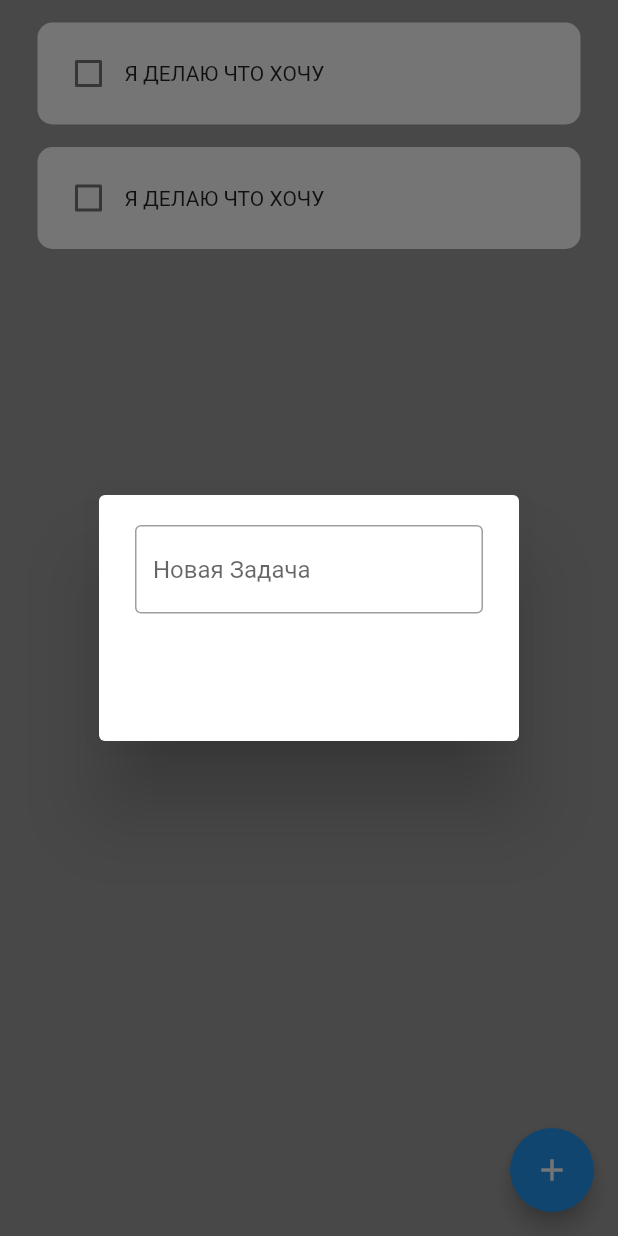
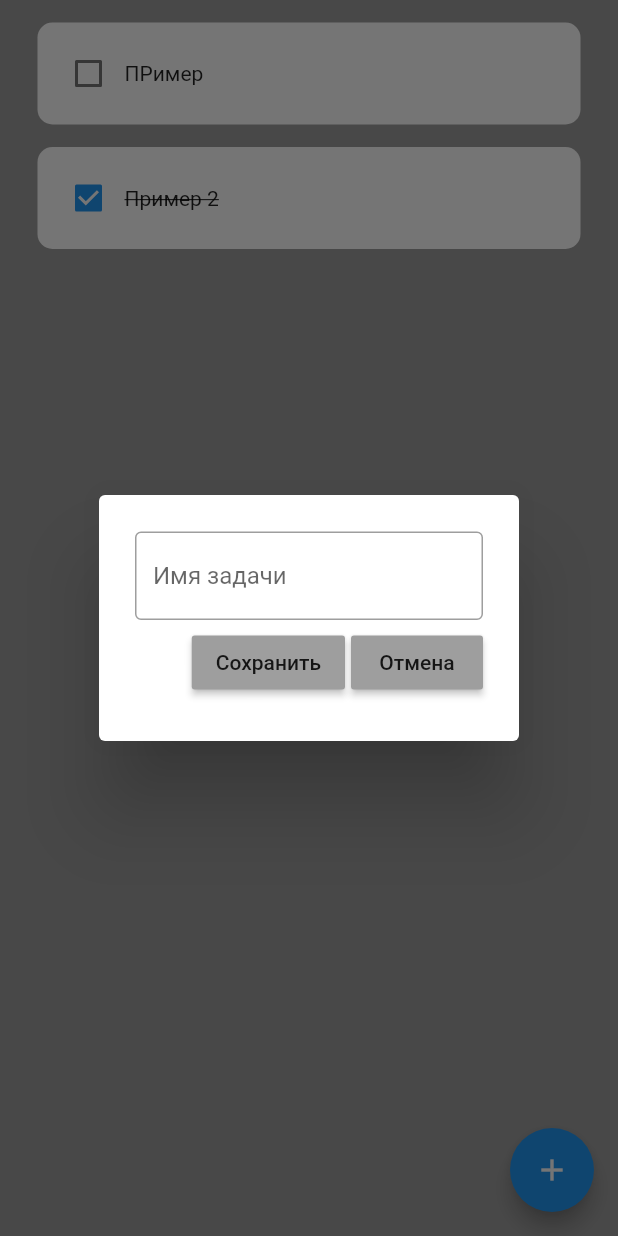
Before and after one commit to GrifkaTop/todo_list, a Flutter app: the screen it shows after launch, after a tap on the "add" icon, on a phone screen of 412 x 824 dp. Run offline on Flutter 3.47's test engine with Material 2 defaults, Android fonts, the phone set to English and light mode, and no system bars; drawn by our look-alikes of flutter_slidable; our stand-ins replace hive, hive_flutter; accounts and stored records are empty.

Commit message:
Сделанно добавление, удаление, и база данных.

```diff
--- a/lib/main.dart
+++ b/lib/main.dart
@@ -1,8 +1,13 @@
 import 'package:flutter/material.dart';
-import 'package:todo_list/src/feature/home_page.dart';
+import 'package:hive_flutter/hive_flutter.dart';
+import 'package:todoflutter/src/pages/home_page.dart';
 
 
-void main() {
+void main() async {
+  await Hive.initFlutter();
+  // база данных
+  var box = await Hive.openBox('mybox');
+
   runApp(const MyApp());
 }
 
--- /dev/null
+++ b/lib/src/data/database.dart
@@ -0,0 +1,22 @@
+import 'package:hive/hive.dart';
+
+class ToDoDataBase{
+  List toDoList = [];
+  final _myBox = Hive.box('mybox');
+
+  // при первом запуске токо выполняется
+  void createInitialData(){
+    toDoList = [
+      ["ПРимер", false],
+      ["Пример 2", true],
+    ];
+  }
+
+  void loadData(){
+    toDoList = _myBox.get("TODOLIST");
+  }
+
+  void updateDataBase(){
+    _myBox.put("TODOLIST", toDoList);
+  }
+}
--- a/lib/src/feature/dialog_box.dart
+++ b/lib/src/feature/dialog_box.dart
@@ -1,7 +1,17 @@
 import 'package:flutter/material.dart';
 
+import 'my_button.dart';
+
 class DialogBox extends StatelessWidget {
-  const DialogBox({super.key});
+  final controller;
+  VoidCallback onSave;
+  VoidCallback onCancel;
+
+  DialogBox(
+      {required super.key,
+      required this.controller,
+      required this.onCancel,
+      required this.onSave});
 
   @override
   Widget build(BuildContext context) {
@@ -9,12 +19,27 @@ class DialogBox extends StatelessWidget {
       backgroundColor: Colors.white,
       content: Container(
           height: 120,
-          child: Column(children: [
-            TextField(
-              decoration: InputDecoration(
-                  border: OutlineInputBorder(), hintText: "Новая Задача"),
-            ),
-          ])),
+          child: Column(
+              mainAxisAlignment: MainAxisAlignment.spaceEvenly,
+              children: [
+                TextField(
+                  controller: controller,
+                  decoration: const InputDecoration(
+                      border: OutlineInputBorder(), hintText: "Имя задачи"),
+                ),
+                Row(
+                  mainAxisAlignment: MainAxisAlignment.end,
+                  children: [
+                    //кнопка сохранить
+                    MyButton(text: "Сохранить", onPressed: onSave),
+                    const SizedBox(
+                      width: 4,
+                    ),
+                    //копнка отмена
+                    MyButton(text: "Отмена", onPressed: onCancel),
+                  ],
+                )
+              ])),
     );
   }
 }
--- a/lib/src/feature/home_page.dart
+++ /dev/null
@@ -1,60 +0,0 @@
-import 'package:flutter/cupertino.dart';
-import 'package:flutter/material.dart';
-import 'package:flutter/cupertino.dart';
-import 'package:todo_list/src/feature/todo_title.dart';
-
-import 'dialog_box.dart';
-
-class HomePage extends StatefulWidget {
-  const HomePage({super.key});
-
-  @override
-  State<HomePage> createState() => _HomePageState();
-}
-
-class _HomePageState extends State<HomePage> {
-  //список задач
-  List toDoList = [
-    ["Я ДЕЛАЮ ЧТО ХОЧУ", false],
-    ["Я ДЕЛАЮ ЧТО ХОЧУ", false],
-  ];
-
-  //смотрим изменения выполнения задачи (тупо галочка)
-  void checkBoxChanged(bool? value, int index) {
-    setState(() {
-      toDoList[index][1] = !toDoList[index][1];
-    });
-  }
-
-  //Создание новой задчи
-  void createNewTask(){
-    showDialog(
-      context: context,
-      builder: (context) {
-        return DialogBox();
-      }
-    );
-  }
-  @override
-  Widget build(BuildContext context) {
-    return Scaffold(
-        //appBar  потом тут сделать
-        backgroundColor: Colors.grey,
-        //кнопка добавление задач
-        floatingActionButton: FloatingActionButton(
-          onPressed: createNewTask,
-          child: Icon(Icons.add),
-        ),
-        //Задачи
-        body: ListView.builder(
-          itemCount: toDoList.length,
-          itemBuilder: (context, index) {
-            return ToDoTile(
-              taskName: toDoList[index][0],
-              taskCompleted: toDoList[index][1],
-              onChanged: (value) => checkBoxChanged(value, index)
-            );
-          },
-        ));
-  }
-}
--- /dev/null
+++ b/lib/src/feature/my_button.dart
@@ -0,0 +1,17 @@
+import 'package:flutter/material.dart';
+
+class MyButton extends StatelessWidget {
+  final String text;
+  VoidCallback onPressed;
+
+  MyButton({super.key, required this.text, required this.onPressed});
+
+  @override
+  Widget build(BuildContext context) {
+    return MaterialButton(
+      onPressed: onPressed,
+      child: Text(text),
+      color: Colors.grey,
+    );
+  }
+}
--- a/lib/src/feature/todo_title.dart
+++ b/lib/src/feature/todo_title.dart
@@ -1,30 +1,50 @@
 import 'package:flutter/material.dart';
+import 'package:flutter_slidable/flutter_slidable.dart';
 
 class ToDoTile extends StatelessWidget {
   final String taskName;
   final bool taskCompleted;
   Function(bool?)? onChanged;
+  Function(BuildContext)? deleteFunction;
 
   ToDoTile({
     super.key,
     required this.taskName,
     required this.taskCompleted,
     required this.onChanged,
+    required this.deleteFunction
   });
 
   @override
   Widget build(BuildContext context) {
     return Padding(
         padding: const EdgeInsets.only(left: 25.0, right: 25.0, top: 15.0),
+        child: Slidable(
+            endActionPane: ActionPane(
+              motion: StretchMotion(),
+              children: [
+                SlidableAction(onPressed: deleteFunction,
+                  icon: Icons.delete,
+                  backgroundColor: Colors.red,
+                  borderRadius: BorderRadius.circular(12),),
+              ],
+            ),
             child: Container(
                 padding: EdgeInsets.all(10),
+                decoration: BoxDecoration(
+                    color: Colors.white,
+                    borderRadius: BorderRadius.circular(10)),
                 child: Row(children: [
                   Checkbox(value: taskCompleted, onChanged: onChanged),
-              Text(taskName, style: TextStyle(
-                  decoration: taskCompleted ? TextDecoration.lineThrough : TextDecoration.none),
+                  Text(
+                    taskName,
+                    style: TextStyle(
+                        decoration: taskCompleted
+                            ? TextDecoration.lineThrough
+                            : TextDecoration.none),
                   ),
                 ]),
-            decoration: BoxDecoration(
-                color: Colors.white, borderRadius: BorderRadius.circular(10))));
+               ))
+    );
   }
 }
--- /dev/null
+++ b/lib/src/pages/home_page.dart
@@ -0,0 +1,98 @@
+import 'package:flutter/material.dart';
+import 'package:hive/hive.dart';
+
+import '../data/database.dart';
+import '../feature/dialog_box.dart';
+import '../feature/todo_title.dart';
+
+class HomePage extends StatefulWidget {
+  const HomePage({super.key});
+
+  @override
+  State<HomePage> createState() => _HomePageState();
+}
+
+class _HomePageState extends State<HomePage> {
+  // box
+  final _myBox = Hive.box('mybox');
+
+  // text controller
+  final _controller = TextEditingController();
+
+  //список задач
+  ToDoDataBase db = ToDoDataBase();
+
+  @override
+  void initState() {
+    //если первый раз открываем то
+    if (_myBox.get("TODOLIST") == null) {
+      db.createInitialData();
+    } else {
+      db.loadData();
+    }
+    super.initState();
+  }
+
+  //смотрим изменения выполнения задачи (тупо галочка)
+  void checkBoxChanged(bool? value, int index) {
+    setState(() {
+      db.toDoList[index][1] = !db.toDoList[index][1];
+    });
+    db.updateDataBase();
+  }
+
+//Сохранение новой задачи
+  void saveNewTask() {
+    setState(() {
+      db.toDoList.add([_controller.text, false]);
+    });
+    Navigator.of(context).pop();
+    db.updateDataBase();
+  }
+
+//Создание новой задчи
+  void createNewTask() {
+    showDialog(
+      context: context,
+      builder: (context) {
+        return DialogBox(
+          controller: _controller,
+          onSave: saveNewTask,
+          onCancel: () => Navigator.of(context).pop(),
+          key: null,
+        );
+      },
+    );
+  }
+
+  void deleteTask(int index) {
+    setState(() {
+      db.toDoList.removeAt(index);
+    });
+    db.updateDataBase();
+  }
+
+  @override
+  Widget build(BuildContext context) {
+    return Scaffold(
+        //appBar  потом тут сделать
+        backgroundColor: Colors.grey,
+        //кнопка добавление задачё
+        floatingActionButton: FloatingActionButton(
+          onPressed: createNewTask,
+          child: const Icon(Icons.add),
+        ),
+        //Задачи
+        body: ListView.builder(
+          itemCount: db.toDoList.length,
+          itemBuilder: (context, index) {
+            return ToDoTile(
+              taskName: db.toDoList[index][0],
+              taskCompleted: db.toDoList[index][1],
+              onChanged: (value) => checkBoxChanged(value, index),
+              deleteFunction: (context) => deleteTask(index),
+            );
+          },
+        ));
+  }
+}
```
Also changed, not shown: pubspec.yaml (+8 -3 lines), pubspec.lock, 2 other files. Lines whose indentation alone changed are shown as unchanged.
